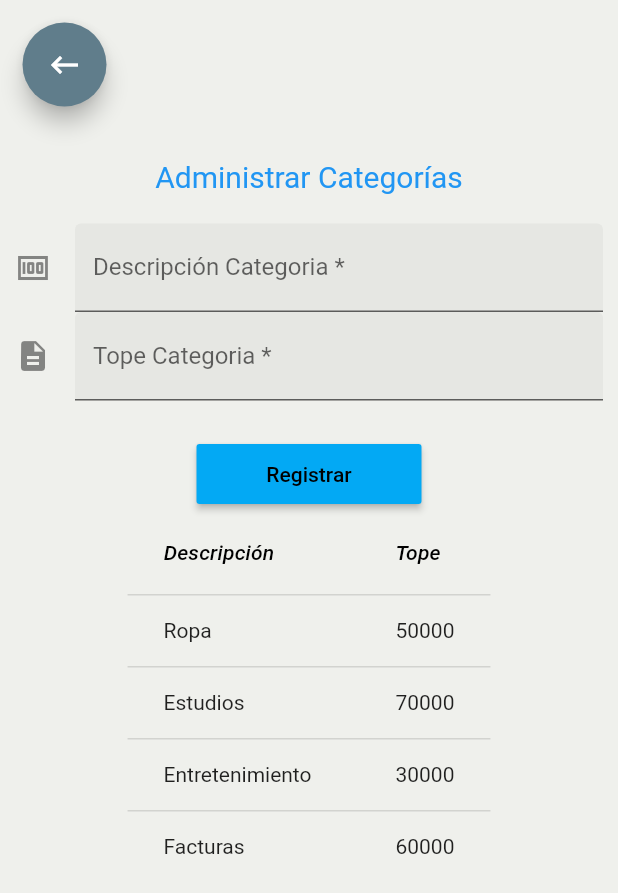
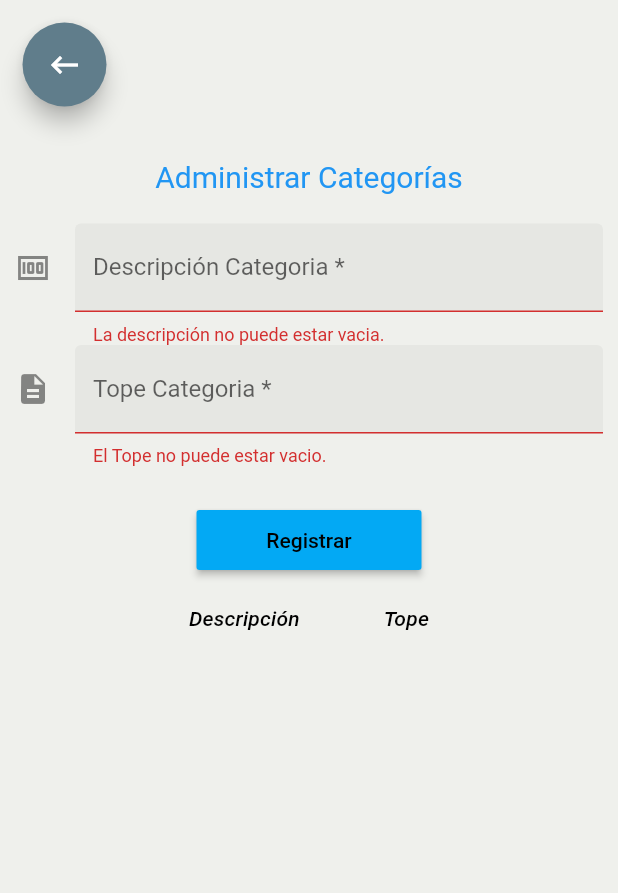
Before and after one commit to ElizaJw/Budget_Control, a Flutter app: the Catergories screen opened directly, after a tap on "Registrar", on a phone screen of 412 x 824 dp. Shown: the top 893 px of the screen. Run offline on Flutter 3.47's test engine with Material 2 defaults, Android fonts, the phone set to English and light mode, and no system bars; our stand-ins replace cloud_firestore, date_field, firebase_core, font_awesome_flutter; missing offline and left inert: high_chart; accounts and stored records are empty.

Commit message:
creation of validations in the form categories and expenses and created the list of categories of BD

```diff
--- a/lib/Util/Utilities.dart
+++ b/lib/Util/Utilities.dart
@@ -2,7 +2,7 @@ import 'package:flutter/material.dart';
 
 class Utilities {
   Utilities();
-  void verVentanaDialogo(BuildContext context, {titulo, mensaje, boton}) {
+  void showWindowDialog(BuildContext context, {titulo, mensaje, boton}) {
     showDialog(
         context: context,
         barrierDismissible: false,
@@ -25,7 +25,7 @@ class Utilities {
         });
   }
 
-  void verToast(BuildContext context,
+  void showToast(BuildContext context,
       {mensaje = 'Accion Ok', boton = 'Action'}) {
     ScaffoldMessenger.of(context).showSnackBar(
       SnackBar(
--- a/lib/model/ModelCategories.dart
+++ b/lib/model/ModelCategories.dart
@@ -1,40 +1,16 @@
-class modelCategories {
-  int _tope;
-  String _descripcion;
+import 'package:cloud_firestore/cloud_firestore.dart';
 
-  modelCategories(this._tope, this._descripcion);
+class ModelCategories {
+  final String tope;
+  final String descripcion;
+  final DocumentReference reference;
 
-  set descripcion(String descripcion) {
-    if (_validarDatoNullVacioStr(descripcion)) {
-      _descripcion = descripcion;
-    }
-  }
+  ModelCategories.fromMap(Map<String, dynamic> map, {this.reference})
+      : assert(map['tope'] != null),
+        assert(map['descripcion'] != null),
+        tope = map['tope'],
+        descripcion = map['descripcion'];
 
-  String get descripcion {
-    return _descripcion;
-  }
-
-  set tope(int tope) {
-    if (_validarDatoNullVacioInt(tope)) {
-      _tope = tope;
-    }
-  }
-
-  int get tope {
-    return _tope;
-  }
-
-  bool _validarDatoNullVacioStr(String dato) {
-    if (null == dato || dato.isEmpty) {
-      throw ('La descripcion no debe estar vacia.');
-    }
-    return true;
-  }
-
-  bool _validarDatoNullVacioInt(int dato) {
-    if (dato <= 0) {
-      throw ('El tope debe ser mayor a 0.');
-    }
-    return true;
-  }
+  ModelCategories.fromSnapshot(DocumentSnapshot snapshot)
+      : this.fromMap(snapshot.data(), reference: snapshot.reference);
 }
--- a/lib/pages/manageCategories.dart
+++ b/lib/pages/manageCategories.dart
@@ -1,6 +1,8 @@
+import 'package:budget_control/Util/Utilities.dart';
+import 'package:budget_control/model/ModelCategories.dart';
 import 'package:flutter/material.dart';
 import 'package:budget_control/pages/home_page.dart';
-import 'package:budget_control/model/modelCategories.dart';
+import 'package:cloud_firestore/cloud_firestore.dart';
 
 class Catergories extends StatefulWidget {
   @override
@@ -8,8 +10,10 @@ class Catergories extends StatefulWidget {
 }
 
 class ManageCategories extends State<Catergories> {
-  var _descripcionCategoria = "";
-  var _topeCategoria = 0;
+  var _descripcion = "";
+  var _tope = "";
+  Utilities util = new Utilities();
+  final _keyForm = GlobalKey<FormState>();
 
   @override
   Widget build(BuildContext context) {
@@ -47,6 +51,8 @@ class ManageCategories extends State<Catergories> {
   Widget _formCategories() {
     return Container(
       padding: EdgeInsets.symmetric(horizontal: 10),
+      child: Form(
+        key: _keyForm,
         child: Column(children: <Widget>[
           SizedBox(
             height: 20.0,
@@ -55,14 +61,20 @@ class ManageCategories extends State<Catergories> {
             "Administrar Categorías",
             textAlign: TextAlign.center,
             style: TextStyle(
-              color: Colors.blue, fontSize: 20.0, fontStyle: FontStyle.normal),
+                color: Colors.blue,
+                fontSize: 20.0,
+                fontStyle: FontStyle.normal),
           ),
           SizedBox(
             height: 20.0,
           ),
           TextFormField(
-            controller:
-                TextEditingController(text: _descripcionCategoria.toString()),
+              controller: TextEditingController(text: _descripcion.toString()),
+              validator: (value) {
+                if (value.isEmpty || null == value) {
+                  return 'La descripción no puede estar vacia.';
+                }
+              },
               decoration: const InputDecoration(
                 border: UnderlineInputBorder(),
                 filled: true,
@@ -71,11 +83,17 @@ class ManageCategories extends State<Catergories> {
               ),
               keyboardType: TextInputType.text,
               onChanged: (String valor) async {
-              _descripcionCategoria = valor;
+                _descripcion = valor;
                 print(
-                  "El valor del campo [Valor Gastado] es: $_descripcionCategoria ...");
+                    "El valor del campo [Descripción Categoria] es: $_descripcion ...");
               }),
           TextFormField(
+              controller: TextEditingController(text: _tope.toString()),
+              validator: (value) {
+                if (value.isEmpty || null == value) {
+                  return 'El Tope no puede estar vacio.';
+                }
+              },
               decoration: const InputDecoration(
                 border: UnderlineInputBorder(),
                 filled: true,
@@ -83,68 +101,74 @@ class ManageCategories extends State<Catergories> {
                 labelText: 'Tope Categoria *',
               ),
               keyboardType: TextInputType.number,
-        ),
+              onChanged: (String valor) async {
+                _tope = valor;
+                print("El valor del campo [Tope Categoria] es: $_tope ...");
+              }),
           SizedBox(
             height: 25.0,
           ),
           MaterialButton(
             minWidth: 150.0,
             height: 40.0,
-          onPressed: () {},
+            onPressed: () {
+              if (_keyForm.currentState.validate()) {
+                util.showWindowDialog(context,
+                    titulo: "Datos Ingresados",
+                    mensaje:
+                        "Descripción: $_descripcion \nTope Categoria: $_tope",
+                    boton: "Ok");
+                _addCategory();
+              }
+            },
             color: Colors.lightBlue,
             child: Text('Registrar', style: TextStyle(color: Colors.black)),
           ),
         ]),
+      ),
     );
   }
 
+  Future<void> _addCategory() {
+    CollectionReference coleccion =
+        FirebaseFirestore.instance.collection('Categories');
+    return coleccion
+        .add({'descripcion': this._descripcion, 'tope': this._tope})
+        .then((value) => util.showToast(context,
+            mensaje: 'Datos adicionados con éxito', boton: 'Ok'))
+        .catchError((error) =>
+            util.showToast(context, mensaje: 'Error: $error', boton: 'Ok'));
+  }
+
   Widget _dataTableCategories() {
-    List<modelCategories> categ = fetchCategories();
-    return DataTable(
-      columns: const <DataColumn>[
+    return StreamBuilder<QuerySnapshot>(
+      stream: FirebaseFirestore.instance.collection('Categories').snapshots(),
+      builder: (context, snapshot) {
+        if (!snapshot.hasData) return LinearProgressIndicator();
+
+        return DataTable(columns: [
           DataColumn(
-          label: Text(
-            'Descripción',
-            style: TextStyle(fontStyle: FontStyle.italic),
-          ),
-        ),
+              label: Text('Descripción',
+                  style: TextStyle(fontStyle: FontStyle.italic))),
           DataColumn(
-          label: Text(
-            'Tope',
-            style: TextStyle(fontStyle: FontStyle.italic),
-          ),
-        ),
-      ],
-      rows: categ
-          .map((modelCategories) => DataRow(
-                cells: [
-                  DataCell(
-                    Text(
-                      modelCategories.descripcion,
-                    ),
-                  ),
-                  DataCell(
-                    Text(
-                      modelCategories.tope.toString(),
-                    ),
-                  ),
-                ],
-              ))
-          .toList(),
+              label:
+                  Text('Tope', style: TextStyle(fontStyle: FontStyle.italic)))
+        ], rows: _buildList(context, snapshot.data.docs));
+      },
     );
   }
 
-  List<modelCategories> fetchCategories() {
-    modelCategories mc = new modelCategories(50000, 'Ropa');
-    modelCategories mc2 = new modelCategories(70000, 'Estudios');
-    modelCategories mc3 = new modelCategories(30000, 'Entretenimiento');
-    modelCategories mc4 = new modelCategories(60000, 'Facturas');
-    var categories = <modelCategories>[];
-    categories.add(mc);
-    categories.add(mc2);
-    categories.add(mc3);
-    categories.add(mc4);
+  List<DataRow> _buildList(
+      BuildContext context, List<DocumentSnapshot> snapshot) {
+    return snapshot.map((data) => _buildListItem(context, data)).toList();
+  }
 
-    return categories;
+  DataRow _buildListItem(BuildContext context, DocumentSnapshot data) {
+    final records = ModelCategories.fromSnapshot(data);
+
+    return DataRow(cells: [
+      DataCell(Text(records.descripcion)),
+      DataCell(Text(records.tope))
+    ]);
   }
 }
```
Also changed, not shown: lib/pages/manageExpense.dart (+36 -12 lines). Lines whose indentation alone changed are shown as unchanged.
